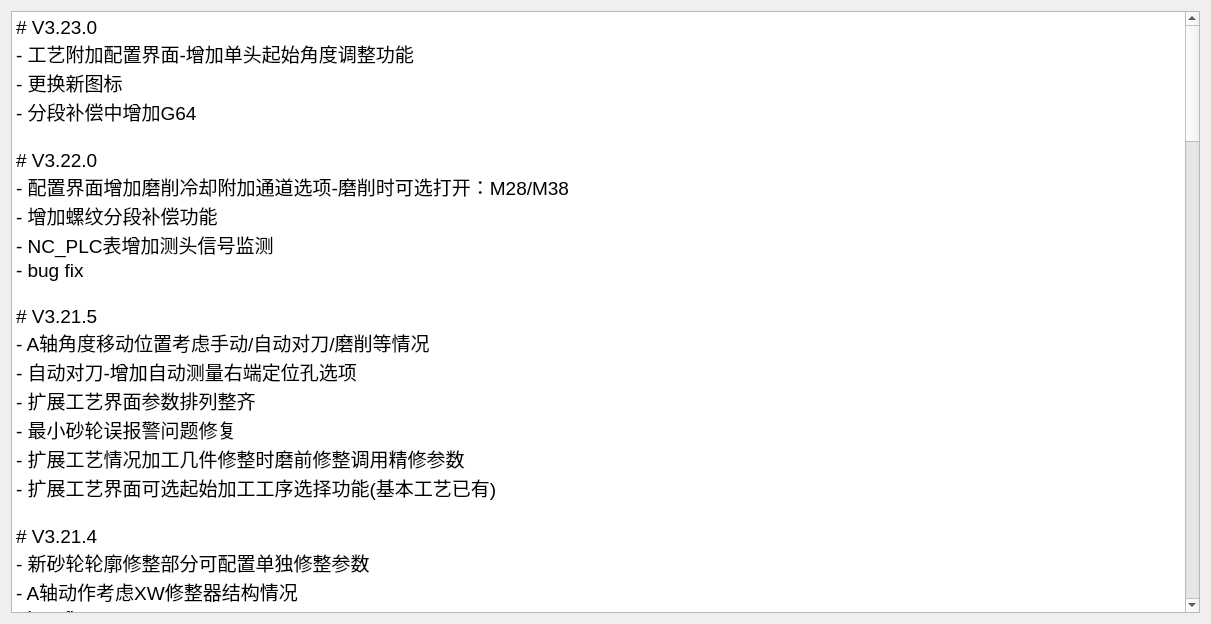
Above: history.ui from nie11kun/HorizonJuicerCreator before the change. Below: the same form after it.
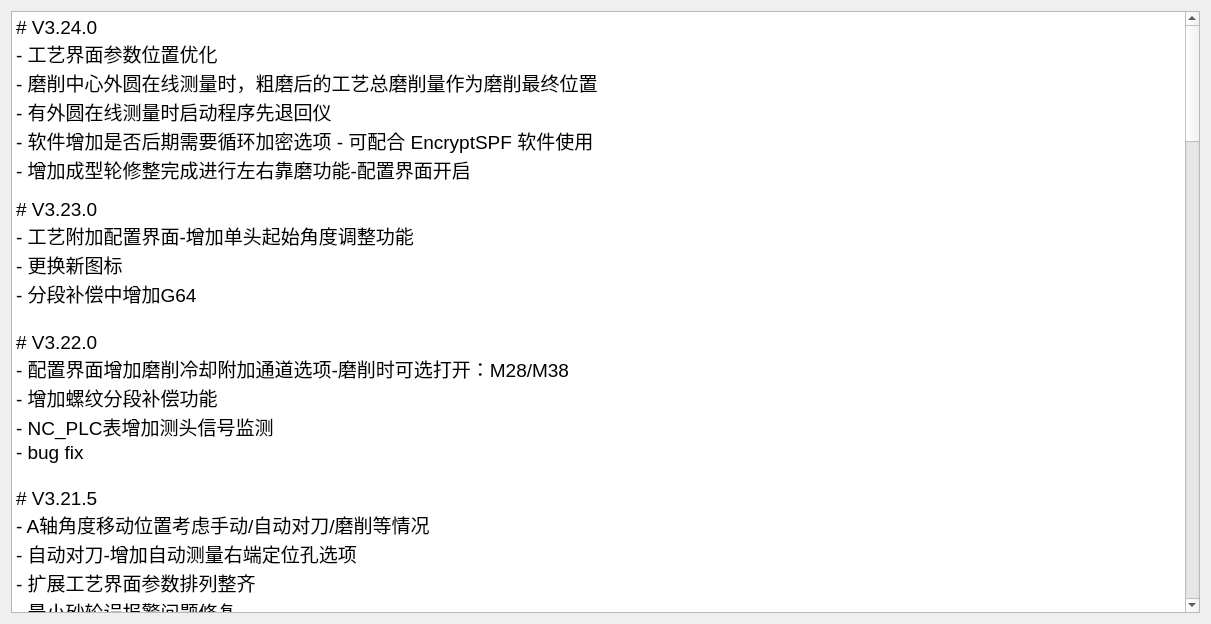
That is the form after the change.

What changed in the file:
```diff
--- a/history.ui
+++ b/history.ui
@@ -24,6 +24,13 @@
 li.unchecked::marker { content: &quot;\2610&quot;; }
 li.checked::marker { content: &quot;\2612&quot;; }
 &lt;/style&gt;&lt;/head&gt;&lt;body style=&quot; font-family:'Segoe UI'; font-size:9pt; font-weight:400; font-style:normal;&quot;&gt;
+&lt;p style=&quot; margin-top:0px; margin-bottom:0px; margin-left:0px; margin-right:0px; -qt-block-indent:0; text-indent:0px;&quot;&gt;&lt;span style=&quot; font-size:14pt;&quot;&gt;# V3.24.0&lt;/span&gt;&lt;/p&gt;
+&lt;p style=&quot; margin-top:0px; margin-bottom:0px; margin-left:0px; margin-right:0px; -qt-block-indent:0; text-indent:0px;&quot;&gt;&lt;span style=&quot; font-size:14pt;&quot;&gt;- 工艺界面参数位置优化&lt;/span&gt;&lt;/p&gt;
+&lt;p style=&quot; margin-top:0px; margin-bottom:0px; margin-left:0px; margin-right:0px; -qt-block-indent:0; text-indent:0px;&quot;&gt;&lt;span style=&quot; font-size:14pt;&quot;&gt;- 磨削中心外圆在线测量时，粗磨后的工艺总磨削量作为磨削最终位置&lt;/span&gt;&lt;/p&gt;
+&lt;p style=&quot; margin-top:0px; margin-bottom:0px; margin-left:0px; margin-right:0px; -qt-block-indent:0; text-indent:0px;&quot;&gt;&lt;span style=&quot; font-size:14pt;&quot;&gt;- 有外圆在线测量时启动程序先退回仪&lt;/span&gt;&lt;/p&gt;
+&lt;p style=&quot; margin-top:0px; margin-bottom:0px; margin-left:0px; margin-right:0px; -qt-block-indent:0; text-indent:0px;&quot;&gt;&lt;span style=&quot; font-size:14pt;&quot;&gt;- 软件增加是否后期需要循环加密选项 - 可配合 EncryptSPF 软件使用&lt;/span&gt;&lt;/p&gt;
+&lt;p style=&quot; margin-top:0px; margin-bottom:0px; margin-left:0px; margin-right:0px; -qt-block-indent:0; text-indent:0px;&quot;&gt;&lt;span style=&quot; font-size:14pt;&quot;&gt;- 增加成型轮修整完成进行左右靠磨功能-配置界面开启&lt;/span&gt;&lt;/p&gt;
+&lt;p style=&quot;-qt-paragraph-type:empty; margin-top:0px; margin-bottom:0px; margin-left:0px; margin-right:0px; -qt-block-indent:0; text-indent:0px;&quot;&gt;&lt;br /&gt;&lt;/p&gt;
 &lt;p style=&quot; margin-top:0px; margin-bottom:0px; margin-left:0px; margin-right:0px; -qt-block-indent:0; text-indent:0px;&quot;&gt;&lt;span style=&quot; font-size:14pt;&quot;&gt;# V3.23.0&lt;/span&gt;&lt;/p&gt;
 &lt;p style=&quot; margin-top:0px; margin-bottom:0px; margin-left:0px; margin-right:0px; -qt-block-indent:0; text-indent:0px;&quot;&gt;&lt;span style=&quot; font-size:14pt;&quot;&gt;- 工艺附加配置界面-增加单头起始角度调整功能&lt;/span&gt;&lt;/p&gt;
 &lt;p style=&quot; margin-top:0px; margin-bottom:0px; margin-left:0px; margin-right:0px; -qt-block-indent:0; text-indent:0px;&quot;&gt;&lt;span style=&quot; font-size:14pt;&quot;&gt;- 更换新图标&lt;/span&gt;&lt;/p&gt;
```
